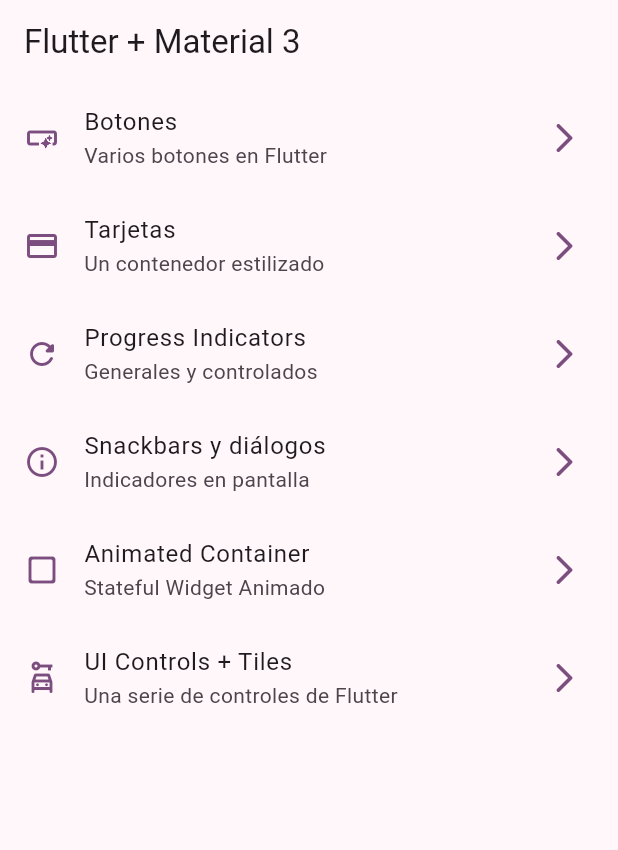
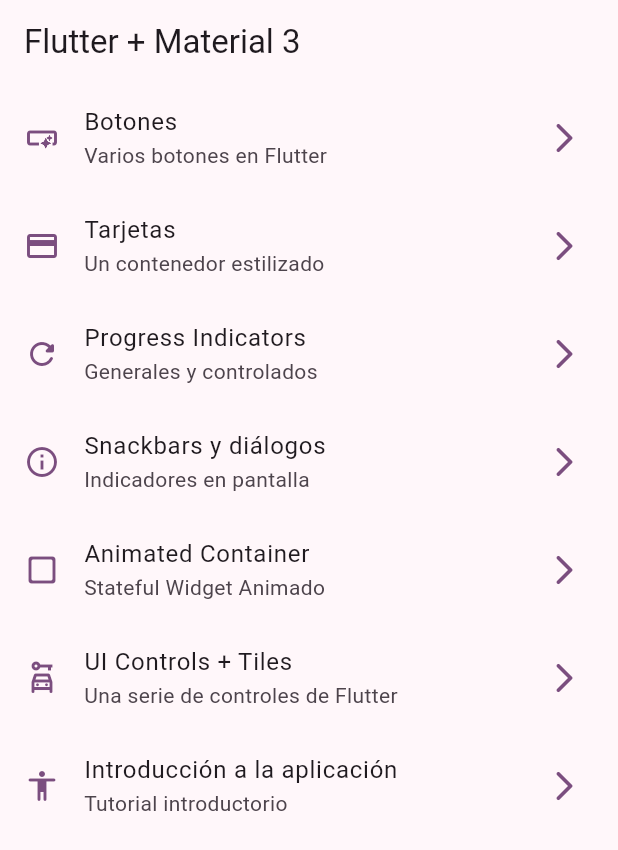
Before and after one commit to sash830/widgets-app, a Flutter app: the screen it shows after launch, on a phone screen of 412 x 824 dp. Shown: the top 850 px of the screen. Run offline on Flutter 3.47's test engine with Material 3 defaults, Android fonts, the phone set to English and light mode, and no system bars; our stand-ins replace go_router; missing offline and left inert: dart:ffi.

```diff
--- a/lib/config/menu/menu_items.dart
+++ b/lib/config/menu/menu_items.dart
@@ -60,5 +60,12 @@ const appMenuItems = <MenuItem> [
     icon: Icons.car_rental_outlined
     ),
 
+    MenuItem(
+    title: 'Introducción a la aplicación',
+    subTitle: 'Tutorial introductorio',
+    link: '/tutorial',
+    icon: Icons.accessibility_rounded
+    ),
+
 
 ];
--- a/lib/config/router/app_router.dart
+++ b/lib/config/router/app_router.dart
@@ -50,6 +50,12 @@ final appRouter = GoRouter(
       builder: (context, state) => const UiControlsScreen(),
     ),
 
+      GoRoute(
+      path: '/tutorial',
+      name: AppTutorialScreen.name,
+      builder: (context, state) => const AppTutorialScreen(),
+    ),
+
 
   ],
 );
--- a/pubspec.yaml
+++ b/pubspec.yaml
@@ -18,3 +18,6 @@ dev_dependencies:
 
 flutter:
   uses-material-design: true
+
+assets:
+  - assets/images/
```
Also changed, not shown: assets/Images/1.png (added), assets/Images/2.png (added), assets/Images/3.png (added), assets/Images/jar-loading.gif (added).
